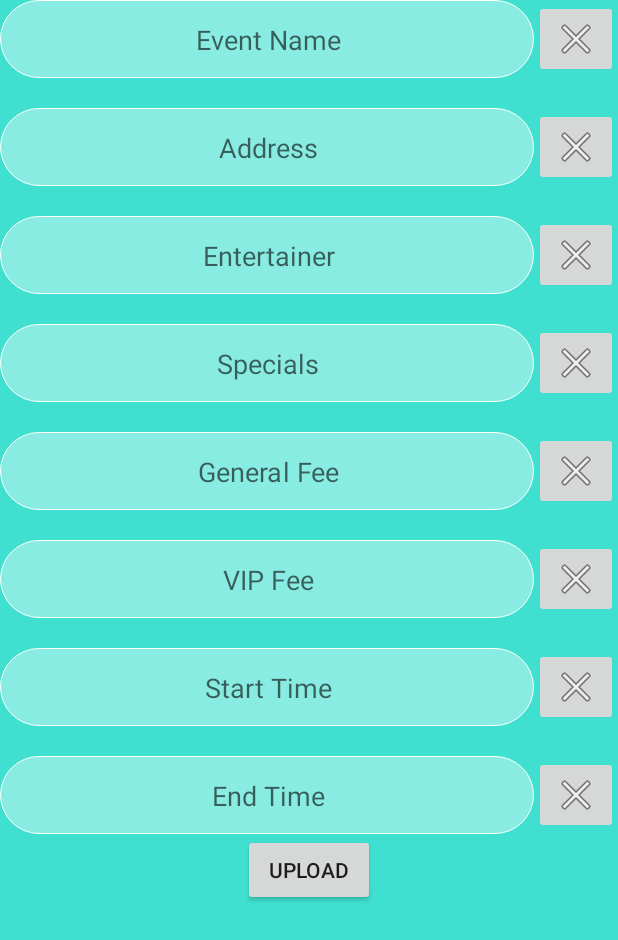
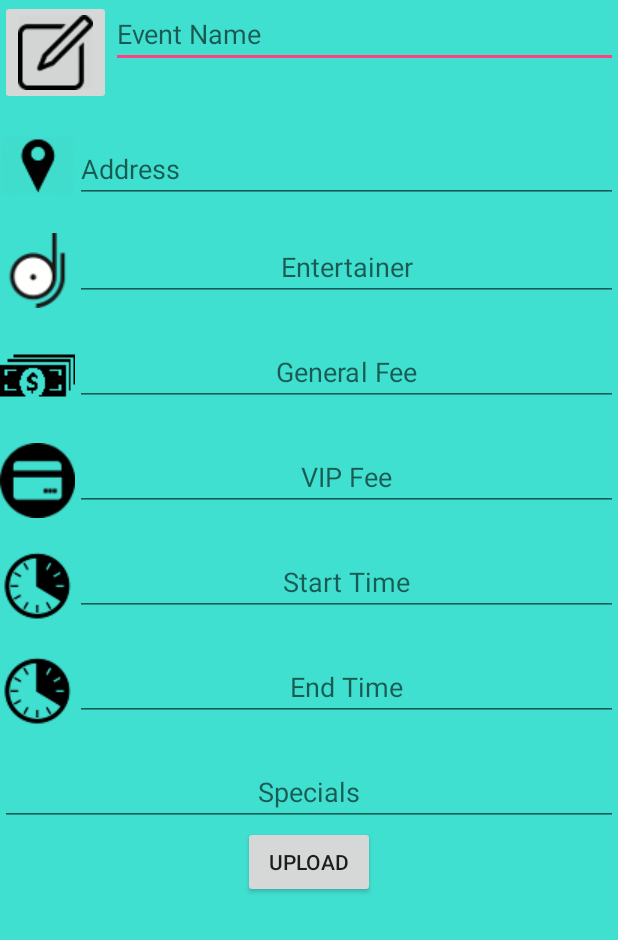
Before and after one commit to smashmyster/TurntApp, an Android app: the NewEvent screen opened directly, with no data from a screen before it, on a phone screen of 412 x 824 dp. Shown: the top 940 px of the screen. Run offline under Robolectric (Android 15) with nearby library versions, the phone set to English and light mode, and no system bars.

Commit message:
Update Create event

```diff
--- a/FrontEnd/turntapp/app/src/main/java/com/example/dopetheimmortal/turntapp/Activities/Home.java
+++ b/FrontEnd/turntapp/app/src/main/java/com/example/dopetheimmortal/turntapp/Activities/Home.java
@@ -136,6 +136,9 @@ public class Home extends AppCompatActivity implements ConnectorCallback {
                 startActivity(new Intent(this, LoginActivity.class));
                 finish();
                 break;
+            case R.id.new_event:
+                startActivity(new Intent(this, NewEvent.class));
+                break;
         }
         return super.onOptionsItemSelected(item);
     }
--- a/FrontEnd/turntapp/app/src/main/java/com/example/dopetheimmortal/turntapp/Activities/LoginActivity.java
+++ b/FrontEnd/turntapp/app/src/main/java/com/example/dopetheimmortal/turntapp/Activities/LoginActivity.java
@@ -358,7 +358,7 @@ public class LoginActivity extends AppCompatActivity implements OnClickListener,
             @Override
             public void onClick(DialogInterface dialogInterface, int i) {
                 dialogInterface.dismiss();
-//                startActivity(new Intent(LoginActivity.this, MainMenu.class));
+//                startActivity(new_name Intent(LoginActivity.this, MainMenu.class));
                 finish();
             }
         });
--- a/FrontEnd/turntapp/app/src/main/java/com/example/dopetheimmortal/turntapp/HomeFragments/Upcoming.java
+++ b/FrontEnd/turntapp/app/src/main/java/com/example/dopetheimmortal/turntapp/HomeFragments/Upcoming.java
@@ -44,7 +44,6 @@ public class Upcoming extends Fragment {
         ListView list = (ListView) lay.findViewById(R.id.upcoming_events);
         list.setAdapter(new UpcomingAdapter(getContext(), dummy));
         for (int i = 0; i < upcoming_events.size(); i++) {
-
             View convertView = LayoutInflater.from(getContext()).inflate(
                     R.layout.show_event, null, false);
             final EventStruct get = upcoming_events.get(i);
--- a/FrontEnd/turntapp/app/src/main/res/layout/new_user_event.xml
+++ b/FrontEnd/turntapp/app/src/main/res/layout/new_user_event.xml
@@ -26,25 +26,22 @@
                 <EditText
                     android:id="@+id/new_event_name"
                     android:layout_width="wrap_content"
-                    android:layout_height="35dp"
-                    android:layout_alignBottom="@+id/name_del"
-                    android:layout_alignParentLeft="true"
+                    android:layout_height="wrap_content"
+                    android:layout_alignParentRight="true"
                     android:layout_alignParentTop="true"
                     android:layout_gravity="center_horizontal"
-                    android:layout_toRightOf="@+id/name_del"
-                    android:layout_toStartOf="@+id/name_del"
-                    android:background="@drawable/curvesagain"
                     android:ems="10"
-                    android:gravity="center"
                     android:hint="Event Name"
-                    android:inputType="text" />
+                    android:inputType="text"
+                    android:layout_toEndOf="@+id/name_del" />
 
                 <ImageButton
                 android:id="@+id/name_del"
                 android:layout_width="wrap_content"
                 android:layout_height="wrap_content"
-                    android:layout_alignParentRight="true"
-                    android:src="@android:drawable/ic_menu_close_clear_cancel" />
+                    android:src="@drawable/new_name"
+                    android:layout_alignParentTop="true"
+                    android:layout_alignParentStart="true" />
             </RelativeLayout>
 
 
@@ -62,25 +59,20 @@
                 <EditText
                     android:id="@+id/new_event_address"
                     android:layout_width="match_parent"
-                    android:layout_height="35dp"
-                    android:layout_alignBottom="@+id/add_del"
-                    android:layout_alignParentLeft="true"
+                    android:layout_height="wrap_content"
                     android:layout_alignParentTop="true"
                     android:layout_gravity="center_horizontal"
                     android:layout_toRightOf="@+id/add_del"
-                    android:layout_toStartOf="@+id/add_del"
-                    android:background="@drawable/curvesagain"
                     android:ems="10"
-                    android:gravity="center"
                     android:hint="Address"
                     android:inputType="text" />
 
-                <ImageButton
+                <ImageView
                     android:id="@+id/add_del"
                     android:layout_width="wrap_content"
                     android:layout_height="wrap_content"
-                    android:layout_alignParentRight="true"
-                    android:src="@android:drawable/ic_menu_close_clear_cancel" />
+                    android:layout_alignParentLeft="true"
+                    android:src="@drawable/location2" />
             </RelativeLayout>
 
             <Space
@@ -97,25 +89,144 @@
                 <EditText
                     android:id="@+id/new_event_djs"
                     android:layout_width="match_parent"
-                    android:layout_height="35dp"
-                    android:layout_alignBottom="@+id/djs_del"
-                    android:layout_alignParentLeft="true"
+                    android:layout_height="wrap_content"
                     android:layout_alignParentTop="true"
                     android:layout_gravity="center_horizontal"
-                    android:layout_toRightOf="@+id/djs_del"
-                    android:layout_toStartOf="@+id/djs_del"
-                    android:background="@drawable/curvesagain"
                     android:ems="10"
                     android:gravity="center"
                     android:hint="Entertainer"
-                    android:inputType="text" />
+                    android:inputType="text"
+                    android:layout_toEndOf="@+id/djs_del" />
 
-                <ImageButton
+                <ImageView
                     android:id="@+id/djs_del"
                     android:layout_width="wrap_content"
                     android:layout_height="wrap_content"
-                    android:layout_alignParentRight="true"
-                    android:src="@android:drawable/ic_menu_close_clear_cancel" />
+                    android:layout_alignParentLeft="true"
+                    android:src="@drawable/dj" />
+            </RelativeLayout>
+
+            <Space
+                android:layout_width="match_parent"
+                android:layout_height="20dp"
+                android:layout_gravity="center_horizontal" />
+
+
+            <RelativeLayout
+                android:layout_width="match_parent"
+                android:layout_height="wrap_content"
+                android:gravity="center"
+                android:orientation="horizontal">
+
+                <EditText
+                    android:id="@+id/new_event_gen_fee"
+                    android:layout_width="match_parent"
+                    android:layout_height="wrap_content"
+                    android:layout_alignParentTop="true"
+                    android:layout_gravity="center_horizontal"
+                    android:ems="10"
+                    android:gravity="center"
+                    android:hint="General Fee"
+                    android:inputType="text"
+                    android:layout_toEndOf="@+id/fee_del" />
+                <ImageView
+                    android:id="@+id/fee_del"
+                    android:layout_width="wrap_content"
+                    android:layout_height="wrap_content"
+                    android:layout_alignParentLeft="true"
+                    android:src="@drawable/fee" />
+            </RelativeLayout>
+
+            <Space
+                android:layout_width="match_parent"
+                android:layout_height="20dp"
+                android:layout_gravity="center_horizontal" />
+
+            <RelativeLayout
+                android:layout_width="match_parent"
+                android:layout_height="wrap_content"
+                android:gravity="center"
+                android:orientation="horizontal">
+
+                <EditText
+                    android:id="@+id/new_event_vip_fee"
+                    android:layout_width="match_parent"
+                    android:layout_height="wrap_content"
+                    android:layout_alignParentTop="true"
+                    android:layout_gravity="center_horizontal"
+                    android:ems="10"
+                    android:gravity="center"
+                    android:hint="VIP Fee"
+                    android:inputType="text"
+                    android:layout_toEndOf="@+id/vip_del" />
+                <ImageView
+                    android:id="@+id/vip_del"
+                    android:layout_width="wrap_content"
+                    android:layout_height="wrap_content"
+                    android:layout_alignParentLeft="true"
+                    android:src="@drawable/vipfee" />
+            </RelativeLayout>
+
+            <Space
+                android:layout_width="match_parent"
+                android:layout_height="20dp"
+                android:layout_gravity="center_horizontal" />
+
+            <RelativeLayout
+                android:layout_width="match_parent"
+                android:layout_height="wrap_content"
+                android:gravity="center"
+                android:orientation="horizontal">
+
+                <EditText
+                    android:id="@+id/new_event_start_time"
+                    android:layout_width="match_parent"
+                    android:layout_height="wrap_content"
+                    android:layout_alignParentTop="true"
+                    android:layout_gravity="center_horizontal"
+                    android:ems="10"
+                    android:focusable="false"
+                    android:gravity="center"
+                    android:hint="Start Time"
+                    android:inputType="text"
+                    android:layout_toEndOf="@+id/stime_del" />
+                <ImageView
+                    android:id="@+id/stime_del"
+                    android:layout_width="wrap_content"
+                    android:layout_height="wrap_content"
+                    android:layout_alignParentLeft="true"
+                    android:src="@drawable/time" />
+            </RelativeLayout>
+
+            <Space
+                android:layout_width="match_parent"
+                android:layout_height="20dp"
+                android:layout_gravity="center_horizontal" />
+
+            <RelativeLayout
+                android:layout_width="match_parent"
+                android:layout_height="wrap_content"
+                android:gravity="center"
+                android:orientation="horizontal">
+
+                <EditText
+                    android:id="@+id/new_event_end_time"
+                    android:layout_width="match_parent"
+                    android:layout_height="wrap_content"
+                    android:layout_alignParentTop="true"
+                    android:layout_gravity="center_horizontal"
+                    android:ems="10"
+                    android:focusable="false"
+                    android:gravity="center"
+                    android:hint="End Time"
+                    android:inputType="text"
+                    android:layout_toEndOf="@+id/etime_del" />
+                <ImageView
+                    android:id="@+id/etime_del"
+                    android:layout_width="wrap_content"
+                    android:layout_height="wrap_content"
+                    android:layout_alignParentLeft="true"
+                    android:src="@drawable/time" />
             </RelativeLayout>
 
             <Space
@@ -132,168 +243,17 @@
                 <EditText
                     android:id="@+id/new_event_specials"
                     android:layout_width="match_parent"
-                    android:layout_height="35dp"
-                    android:layout_alignBottom="@+id/specials_del"
+                    android:layout_height="wrap_content"
                     android:layout_alignParentLeft="true"
                     android:layout_alignParentTop="true"
                     android:layout_gravity="center_horizontal"
-                    android:layout_toRightOf="@+id/specials_del"
-                    android:layout_toStartOf="@+id/specials_del"
-                    android:background="@drawable/curvesagain"
                     android:ems="10"
                     android:gravity="center"
                     android:hint="Specials"
                     android:inputType="text" />
 
-                <ImageButton
-                    android:id="@+id/specials_del"
-                    android:layout_width="wrap_content"
-                    android:layout_height="wrap_content"
-                    android:layout_alignParentRight="true"
-                    android:src="@android:drawable/ic_menu_close_clear_cancel" />
             </RelativeLayout>
 
-            <Space
-                android:layout_width="match_parent"
-                android:layout_height="20dp"
-                android:layout_gravity="center_horizontal" />
-
-            <RelativeLayout
-                android:layout_width="match_parent"
-                android:layout_height="wrap_content"
-                android:gravity="center"
-                android:orientation="horizontal">
-
-                <EditText
-                    android:id="@+id/new_event_gen_fee"
-                    android:layout_width="match_parent"
-                    android:layout_height="35dp"
-                    android:layout_alignBottom="@+id/fee_del"
-                    android:layout_alignParentLeft="true"
-                    android:layout_alignParentTop="true"
-                    android:layout_gravity="center_horizontal"
-                    android:layout_toRightOf="@+id/fee_del"
-                    android:layout_toStartOf="@+id/fee_del"
-                    android:background="@drawable/curvesagain"
-                    android:ems="10"
-                    android:gravity="center"
-                    android:hint="General Fee"
-                    android:inputType="text" />
-
-                <ImageButton
-                    android:id="@+id/fee_del"
-                    android:layout_width="wrap_content"
-                    android:layout_height="wrap_content"
-                    android:layout_alignParentRight="true"
-                    android:src="@android:drawable/ic_menu_close_clear_cancel" />
-            </RelativeLayout>
-
-            <Space
-                android:layout_width="match_parent"
-                android:layout_height="20dp"
-                android:layout_gravity="center_horizontal" />
-
-            <RelativeLayout
-                android:layout_width="match_parent"
-                android:layout_height="wrap_content"
-                android:gravity="center"
-                android:orientation="horizontal">
-
-                <EditText
-                    android:id="@+id/new_event_vip_fee"
-                    android:layout_width="match_parent"
-                    android:layout_height="35dp"
-                    android:layout_alignBottom="@+id/vip_del"
-                    android:layout_alignParentLeft="true"
-                    android:layout_alignParentTop="true"
-                    android:layout_gravity="center_horizontal"
-                    android:layout_toRightOf="@+id/vip_del"
-                    android:layout_toStartOf="@+id/vip_del"
-                    android:background="@drawable/curvesagain"
-                    android:ems="10"
-                    android:gravity="center"
-                    android:hint="VIP Fee"
-                    android:inputType="text" />
-
-                <ImageButton
-                    android:id="@+id/vip_del"
-                    android:layout_width="wrap_content"
-                    android:layout_height="wrap_content"
-                    android:layout_alignParentRight="true"
-                    android:src="@android:drawable/ic_menu_close_clear_cancel" />
-            </RelativeLayout>
-
-            <Space
-                android:layout_width="match_parent"
-                android:layout_height="20dp"
-                android:layout_gravity="center_horizontal" />
-
-            <RelativeLayout
-                android:layout_width="match_parent"
-                android:layout_height="wrap_content"
-                android:gravity="center"
-                android:orientation="horizontal">
-
-                <EditText
-                    android:id="@+id/new_event_start_time"
-                    android:layout_width="match_parent"
-                    android:layout_height="35dp"
-                    android:layout_alignBottom="@+id/stime_del"
-                    android:layout_alignParentLeft="true"
-                    android:layout_alignParentTop="true"
-                    android:layout_gravity="center_horizontal"
-                    android:layout_toRightOf="@+id/stime_del"
-                    android:layout_toStartOf="@+id/stime_del"
-                    android:background="@drawable/curvesagain"
-                    android:ems="10"
-                    android:focusable="false"
-                    android:gravity="center"
-                    android:hint="Start Time"
-                    android:inputType="text" />
-
-                <ImageButton
-                    android:id="@+id/stime_del"
-                    android:layout_width="wrap_content"
-                    android:layout_height="wrap_content"
-                    android:layout_alignParentRight="true"
-                    android:src="@android:drawable/ic_menu_close_clear_cancel" />
-            </RelativeLayout>
-
-            <Space
-                android:layout_width="match_parent"
-                android:layout_height="20dp"
-                android:layout_gravity="center_horizontal" />
-
-            <RelativeLayout
-                android:layout_width="match_parent"
-                android:layout_height="wrap_content"
-                android:gravity="center"
-                android:orientation="horizontal">
-
-                <EditText
-                    android:id="@+id/new_event_end_time"
-                    android:layout_width="match_parent"
-                    android:layout_height="35dp"
-                    android:layout_alignBottom="@+id/etime_del"
-                    android:layout_alignParentLeft="true"
-                    android:layout_alignParentTop="true"
-                    android:layout_gravity="center_horizontal"
-                    android:layout_toRightOf="@+id/etime_del"
-                    android:layout_toStartOf="@+id/etime_del"
-                    android:background="@drawable/curvesagain"
-                    android:ems="10"
-                    android:focusable="false"
-                    android:gravity="center"
-                    android:hint="End Time"
-                    android:inputType="text" />
-
-                <ImageButton
-                    android:id="@+id/etime_del"
-                    android:layout_width="wrap_content"
-                    android:layout_height="wrap_content"
-                    android:layout_alignParentRight="true"
-                    android:src="@android:drawable/ic_menu_close_clear_cancel" />
-            </RelativeLayout>
 
             <Button
                 android:id="@+id/upload"
```
Also changed, not shown: FrontEnd/turntapp/app/src/main/java/com/example/dopetheimmortal/turntapp/connector/GetImage.java (+5 -5 lines), FrontEnd/turntapp/app/src/main/res/drawable/dj.png (added), FrontEnd/turntapp/app/src/main/res/drawable/fee.png (added), FrontEnd/turntapp/app/src/main/res/drawable/location.png (added), FrontEnd/turntapp/app/src/main/res/drawable/location2.png (added), FrontEnd/turntapp/app/src/main/res/drawable/new_name.png (added), FrontEnd/turntapp/app/src/main/res/drawable/time.png (added), FrontEnd/turntapp/app/src/main/res/drawable/vipfee.png (added), 1 other file. Lines whose indentation alone changed are shown as unchanged.
